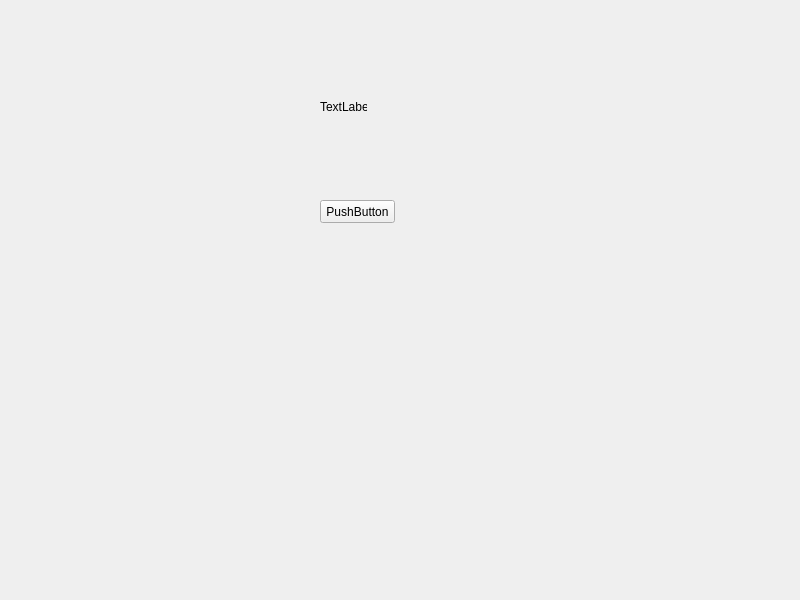
This is Ejemplo.ui in juan-suarezp/PythonPyQtTutorial as Qt 5 draws it before an edit. The edited form follows.
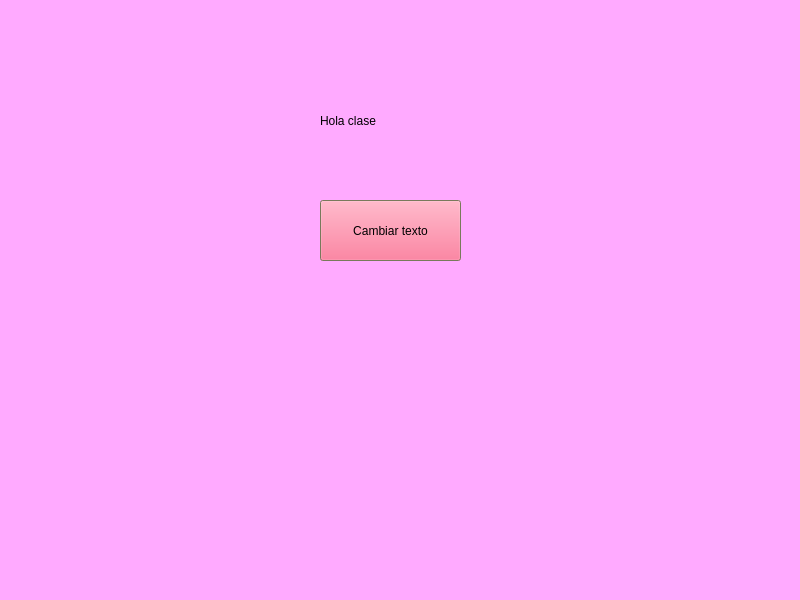
This is the edited form.

```diff
--- a/Ejemplo.ui
+++ b/Ejemplo.ui
@@ -10,6 +10,97 @@
     <height>600</height>
    </rect>
   </property>
+  <property name="palette">
+   <palette>
+    <active>
+     <colorrole role="Button">
+      <brush brushstyle="SolidPattern">
+       <color alpha="255">
+        <red>93</red>
+        <green>240</green>
+        <blue>228</blue>
+       </color>
+      </brush>
+     </colorrole>
+     <colorrole role="Base">
+      <brush brushstyle="SolidPattern">
+       <color alpha="255">
+        <red>255</red>
+        <green>255</green>
+        <blue>255</blue>
+       </color>
+      </brush>
+     </colorrole>
+     <colorrole role="Window">
+      <brush brushstyle="SolidPattern">
+       <color alpha="255">
+        <red>255</red>
+        <green>170</green>
+        <blue>255</blue>
+       </color>
+      </brush>
+     </colorrole>
+    </active>
+    <inactive>
+     <colorrole role="Button">
+      <brush brushstyle="SolidPattern">
+       <color alpha="255">
+        <red>93</red>
+        <green>240</green>
+        <blue>228</blue>
+       </color>
+      </brush>
+     </colorrole>
+     <colorrole role="Base">
+      <brush brushstyle="SolidPattern">
+       <color alpha="255">
+        <red>255</red>
+        <green>255</green>
+        <blue>255</blue>
+       </color>
+      </brush>
+     </colorrole>
+     <colorrole role="Window">
+      <brush brushstyle="SolidPattern">
+       <color alpha="255">
+        <red>255</red>
+        <green>170</green>
+        <blue>255</blue>
+       </color>
+      </brush>
+     </colorrole>
+    </inactive>
+    <disabled>
+     <colorrole role="Button">
+      <brush brushstyle="SolidPattern">
+       <color alpha="255">
+        <red>93</red>
+        <green>240</green>
+        <blue>228</blue>
+       </color>
+      </brush>
+     </colorrole>
+     <colorrole role="Base">
+      <brush brushstyle="SolidPattern">
+       <color alpha="255">
+        <red>255</red>
+        <green>170</green>
+        <blue>255</blue>
+       </color>
+      </brush>
+     </colorrole>
+     <colorrole role="Window">
+      <brush brushstyle="SolidPattern">
+       <color alpha="255">
+        <red>255</red>
+        <green>170</green>
+        <blue>255</blue>
+       </color>
+      </brush>
+     </colorrole>
+    </disabled>
+   </palette>
+  </property>
   <property name="windowTitle">
    <string>MainWindow</string>
   </property>
@@ -19,12 +110,12 @@
      <rect>
       <x>320</x>
       <y>100</y>
-      <width>47</width>
-      <height>13</height>
+      <width>81</width>
+      <height>41</height>
      </rect>
     </property>
     <property name="text">
-     <string>TextLabel</string>
+     <string>Hola clase</string>
     </property>
    </widget>
    <widget class="QPushButton" name="pushButton">
@@ -32,12 +123,481 @@
      <rect>
       <x>320</x>
       <y>200</y>
-      <width>75</width>
-      <height>23</height>
+      <width>141</width>
+      <height>61</height>
      </rect>
     </property>
+    <property name="palette">
+     <palette>
+      <active>
+       <colorrole role="WindowText">
+        <brush brushstyle="SolidPattern">
+         <color alpha="255">
+          <red>255</red>
+          <green>85</green>
+          <blue>255</blue>
+         </color>
+        </brush>
+       </colorrole>
+       <colorrole role="Button">
+        <brush brushstyle="SolidPattern">
+         <color alpha="255">
+          <red>255</red>
+          <green>85</green>
+          <blue>127</blue>
+         </color>
+        </brush>
+       </colorrole>
+       <colorrole role="Light">
+        <brush brushstyle="SolidPattern">
+         <color alpha="255">
+          <red>255</red>
+          <green>255</green>
+          <blue>191</blue>
+         </color>
+        </brush>
+       </colorrole>
+       <colorrole role="Midlight">
+        <brush brushstyle="SolidPattern">
+         <color alpha="255">
+          <red>212</red>
+          <green>212</green>
+          <blue>159</blue>
+         </color>
+        </brush>
+       </colorrole>
+       <colorrole role="Dark">
+        <brush brushstyle="SolidPattern">
+         <color alpha="255">
+          <red>85</red>
+          <green>85</green>
+          <blue>64</blue>
+         </color>
+        </brush>
+       </colorrole>
+       <colorrole role="Mid">
+        <brush brushstyle="SolidPattern">
+         <color alpha="255">
+          <red>113</red>
+          <green>113</green>
+          <blue>85</blue>
+         </color>
+        </brush>
+       </colorrole>
+       <colorrole role="Text">
+        <brush brushstyle="SolidPattern">
+         <color alpha="255">
+          <red>0</red>
+          <green>0</green>
+          <blue>0</blue>
+         </color>
+        </brush>
+       </colorrole>
+       <colorrole role="BrightText">
+        <brush brushstyle="SolidPattern">
+         <color alpha="255">
+          <red>85</red>
+          <green>85</green>
+          <blue>127</blue>
+         </color>
+        </brush>
+       </colorrole>
+       <colorrole role="ButtonText">
+        <brush brushstyle="SolidPattern">
+         <color alpha="255">
+          <red>0</red>
+          <green>0</green>
+          <blue>0</blue>
+         </color>
+        </brush>
+       </colorrole>
+       <colorrole role="Base">
+        <brush brushstyle="SolidPattern">
+         <color alpha="255">
+          <red>85</red>
+          <green>85</green>
+          <blue>255</blue>
+         </color>
+        </brush>
+       </colorrole>
+       <colorrole role="Window">
+        <brush brushstyle="SolidPattern">
+         <color alpha="255">
+          <red>170</red>
+          <green>170</green>
+          <blue>127</blue>
+         </color>
+        </brush>
+       </colorrole>
+       <colorrole role="Shadow">
+        <brush brushstyle="SolidPattern">
+         <color alpha="255">
+          <red>0</red>
+          <green>0</green>
+          <blue>0</blue>
+         </color>
+        </brush>
+       </colorrole>
+       <colorrole role="HighlightedText">
+        <brush brushstyle="SolidPattern">
+         <color alpha="255">
+          <red>85</red>
+          <green>85</green>
+          <blue>255</blue>
+         </color>
+        </brush>
+       </colorrole>
+       <colorrole role="AlternateBase">
+        <brush brushstyle="SolidPattern">
+         <color alpha="255">
+          <red>85</red>
+          <green>85</green>
+          <blue>255</blue>
+         </color>
+        </brush>
+       </colorrole>
+       <colorrole role="ToolTipBase">
+        <brush brushstyle="SolidPattern">
+         <color alpha="255">
+          <red>85</red>
+          <green>85</green>
+          <blue>255</blue>
+         </color>
+        </brush>
+       </colorrole>
+       <colorrole role="ToolTipText">
+        <brush brushstyle="SolidPattern">
+         <color alpha="255">
+          <red>0</red>
+          <green>0</green>
+          <blue>0</blue>
+         </color>
+        </brush>
+       </colorrole>
+       <colorrole role="PlaceholderText">
+        <brush brushstyle="SolidPattern">
+         <color alpha="128">
+          <red>85</red>
+          <green>255</green>
+          <blue>255</blue>
+         </color>
+        </brush>
+       </colorrole>
+      </active>
+      <inactive>
+       <colorrole role="WindowText">
+        <brush brushstyle="SolidPattern">
+         <color alpha="255">
+          <red>255</red>
+          <green>85</green>
+          <blue>255</blue>
+         </color>
+        </brush>
+       </colorrole>
+       <colorrole role="Button">
+        <brush brushstyle="SolidPattern">
+         <color alpha="255">
+          <red>255</red>
+          <green>85</green>
+          <blue>127</blue>
+         </color>
+        </brush>
+       </colorrole>
+       <colorrole role="Light">
+        <brush brushstyle="SolidPattern">
+         <color alpha="255">
+          <red>255</red>
+          <green>255</green>
+          <blue>191</blue>
+         </color>
+        </brush>
+       </colorrole>
+       <colorrole role="Midlight">
+        <brush brushstyle="SolidPattern">
+         <color alpha="255">
+          <red>212</red>
+          <green>212</green>
+          <blue>159</blue>
+         </color>
+        </brush>
+       </colorrole>
+       <colorrole role="Dark">
+        <brush brushstyle="SolidPattern">
+         <color alpha="255">
+          <red>85</red>
+          <green>85</green>
+          <blue>64</blue>
+         </color>
+        </brush>
+       </colorrole>
+       <colorrole role="Mid">
+        <brush brushstyle="SolidPattern">
+         <color alpha="255">
+          <red>113</red>
+          <green>113</green>
+          <blue>85</blue>
+         </color>
+        </brush>
+       </colorrole>
+       <colorrole role="Text">
+        <brush brushstyle="SolidPattern">
+         <color alpha="255">
+          <red>0</red>
+          <green>0</green>
+          <blue>0</blue>
+         </color>
+        </brush>
+       </colorrole>
+       <colorrole role="BrightText">
+        <brush brushstyle="SolidPattern">
+         <color alpha="255">
+          <red>85</red>
+          <green>85</green>
+          <blue>127</blue>
+         </color>
+        </brush>
+       </colorrole>
+       <colorrole role="ButtonText">
+        <brush brushstyle="SolidPattern">
+         <color alpha="255">
+          <red>0</red>
+          <green>0</green>
+          <blue>0</blue>
+         </color>
+        </brush>
+       </colorrole>
+       <colorrole role="Base">
+        <brush brushstyle="SolidPattern">
+         <color alpha="255">
+          <red>85</red>
+          <green>85</green>
+          <blue>255</blue>
+         </color>
+        </brush>
+       </colorrole>
+       <colorrole role="Window">
+        <brush brushstyle="SolidPattern">
+         <color alpha="255">
+          <red>170</red>
+          <green>170</green>
+          <blue>127</blue>
+         </color>
+        </brush>
+       </colorrole>
+       <colorrole role="Shadow">
+        <brush brushstyle="SolidPattern">
+         <color alpha="255">
+          <red>0</red>
+          <green>0</green>
+          <blue>0</blue>
+         </color>
+        </brush>
+       </colorrole>
+       <colorrole role="HighlightedText">
+        <brush brushstyle="SolidPattern">
+         <color alpha="255">
+          <red>85</red>
+          <green>85</green>
+          <blue>255</blue>
+         </color>
+        </brush>
+       </colorrole>
+       <colorrole role="AlternateBase">
+        <brush brushstyle="SolidPattern">
+         <color alpha="255">
+          <red>85</red>
+          <green>85</green>
+          <blue>255</blue>
+         </color>
+        </brush>
+       </colorrole>
+       <colorrole role="ToolTipBase">
+        <brush brushstyle="SolidPattern">
+         <color alpha="255">
+          <red>85</red>
+          <green>85</green>
+          <blue>255</blue>
+         </color>
+        </brush>
+       </colorrole>
+       <colorrole role="ToolTipText">
+        <brush brushstyle="SolidPattern">
+         <color alpha="255">
+          <red>0</red>
+          <green>0</green>
+          <blue>0</blue>
+         </color>
+        </brush>
+       </colorrole>
+       <colorrole role="PlaceholderText">
+        <brush brushstyle="SolidPattern">
+         <color alpha="128">
+          <red>85</red>
+          <green>255</green>
+          <blue>255</blue>
+         </color>
+        </brush>
+       </colorrole>
+      </inactive>
+      <disabled>
+       <colorrole role="WindowText">
+        <brush brushstyle="SolidPattern">
+         <color alpha="255">
+          <red>85</red>
+          <green>85</green>
+          <blue>64</blue>
+         </color>
+        </brush>
+       </colorrole>
+       <colorrole role="Button">
+        <brush brushstyle="SolidPattern">
+         <color alpha="255">
+          <red>255</red>
+          <green>85</green>
+          <blue>127</blue>
+         </color>
+        </brush>
+       </colorrole>
+       <colorrole role="Light">
+        <brush brushstyle="SolidPattern">
+         <color alpha="255">
+          <red>255</red>
+          <green>255</green>
+          <blue>191</blue>
+         </color>
+        </brush>
+       </colorrole>
+       <colorrole role="Midlight">
+        <brush brushstyle="SolidPattern">
+         <color alpha="255">
+          <red>212</red>
+          <green>212</green>
+          <blue>159</blue>
+         </color>
+        </brush>
+       </colorrole>
+       <colorrole role="Dark">
+        <brush brushstyle="SolidPattern">
+         <color alpha="255">
+          <red>85</red>
+          <green>85</green>
+          <blue>64</blue>
+         </color>
+        </brush>
+       </colorrole>
+       <colorrole role="Mid">
+        <brush brushstyle="SolidPattern">
+         <color alpha="255">
+          <red>113</red>
+          <green>113</green>
+          <blue>85</blue>
+         </color>
+        </brush>
+       </colorrole>
+       <colorrole role="Text">
+        <brush brushstyle="SolidPattern">
+         <color alpha="255">
+          <red>85</red>
+          <green>85</green>
+          <blue>64</blue>
+         </color>
+        </brush>
+       </colorrole>
+       <colorrole role="BrightText">
+        <brush brushstyle="SolidPattern">
+         <color alpha="255">
+          <red>85</red>
+          <green>85</green>
+          <blue>127</blue>
+         </color>
+        </brush>
+       </colorrole>
+       <colorrole role="ButtonText">
+        <brush brushstyle="SolidPattern">
+         <color alpha="255">
+          <red>85</red>
+          <green>85</green>
+          <blue>64</blue>
+         </color>
+        </brush>
+       </colorrole>
+       <colorrole role="Base">
+        <brush brushstyle="SolidPattern">
+         <color alpha="255">
+          <red>170</red>
+          <green>170</green>
+          <blue>127</blue>
+         </color>
+        </brush>
+       </colorrole>
+       <colorrole role="Window">
+        <brush brushstyle="SolidPattern">
+         <color alpha="255">
+          <red>170</red>
+          <green>170</green>
+          <blue>127</blue>
+         </color>
+        </brush>
+       </colorrole>
+       <colorrole role="Shadow">
+        <brush brushstyle="SolidPattern">
+         <color alpha="255">
+          <red>0</red>
+          <green>0</green>
+          <blue>0</blue>
+         </color>
+        </brush>
+       </colorrole>
+       <colorrole role="HighlightedText">
+        <brush brushstyle="SolidPattern">
+         <color alpha="255">
+          <red>85</red>
+          <green>85</green>
+          <blue>255</blue>
+         </color>
+        </brush>
+       </colorrole>
+       <colorrole role="AlternateBase">
+        <brush brushstyle="SolidPattern">
+         <color alpha="255">
+          <red>85</red>
+          <green>85</green>
+          <blue>255</blue>
+         </color>
+        </brush>
+       </colorrole>
+       <colorrole role="ToolTipBase">
+        <brush brushstyle="SolidPattern">
+         <color alpha="255">
+          <red>85</red>
+          <green>85</green>
+          <blue>255</blue>
+         </color>
+        </brush>
+       </colorrole>
+       <colorrole role="ToolTipText">
+        <brush brushstyle="SolidPattern">
+         <color alpha="255">
+          <red>0</red>
+          <green>0</green>
+          <blue>0</blue>
+         </color>
+        </brush>
+       </colorrole>
+       <colorrole role="PlaceholderText">
+        <brush brushstyle="SolidPattern">
+         <color alpha="128">
+          <red>85</red>
+          <green>255</green>
+          <blue>255</blue>
+         </color>
+        </brush>
+       </colorrole>
+      </disabled>
+     </palette>
+    </property>
     <property name="text">
-     <string>PushButton</string>
+     <string>Cambiar texto</string>
     </property>
    </widget>
   </widget>
```
